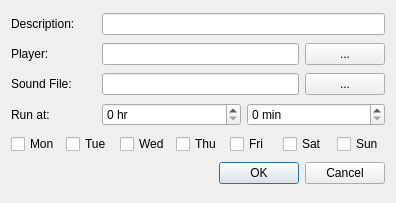
This is src/alarmdialog.ui in loimu/zeit as Qt 5 draws it before an edit. The edited form follows.
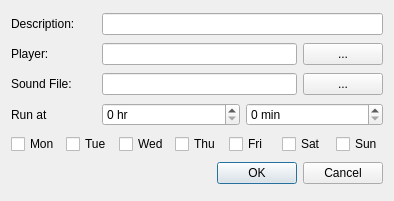
This is the edited form.

```diff
--- a/src/alarmdialog.ui
+++ b/src/alarmdialog.ui
@@ -6,8 +6,8 @@
    <rect>
     <x>0</x>
     <y>0</y>
-    <width>396</width>
-    <height>203</height>
+    <width>394</width>
+    <height>201</height>
    </rect>
   </property>
   <property name="windowTitle">
@@ -105,7 +105,7 @@
         </size>
        </property>
        <property name="text">
-        <string>Run at:</string>
+        <string>Run at</string>
        </property>
       </widget>
      </item>
```
